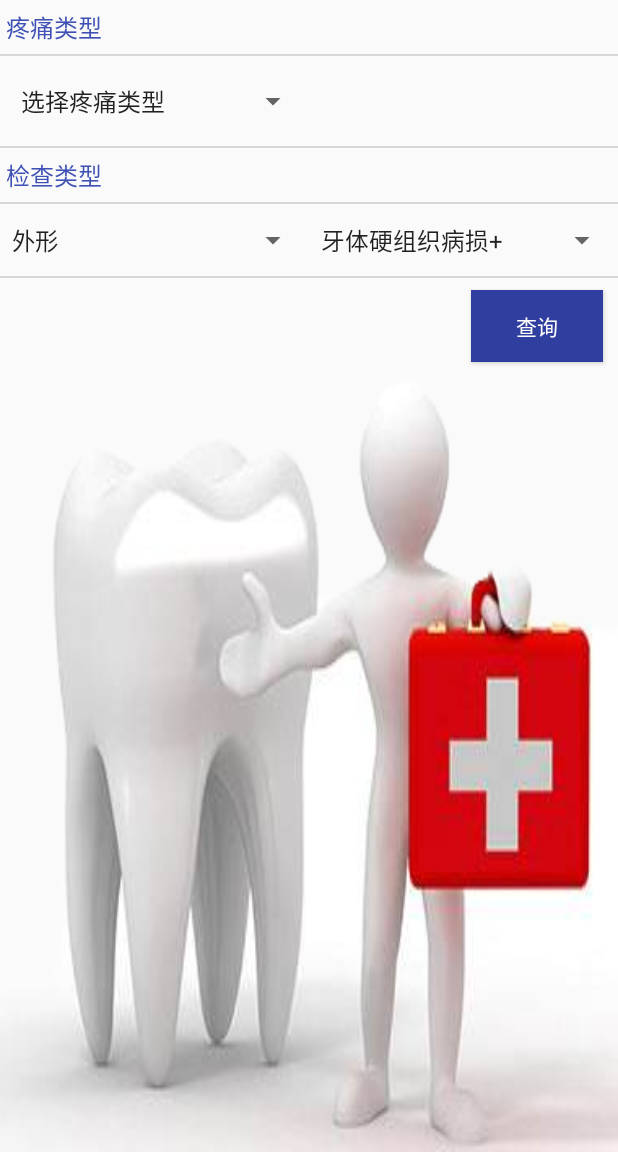
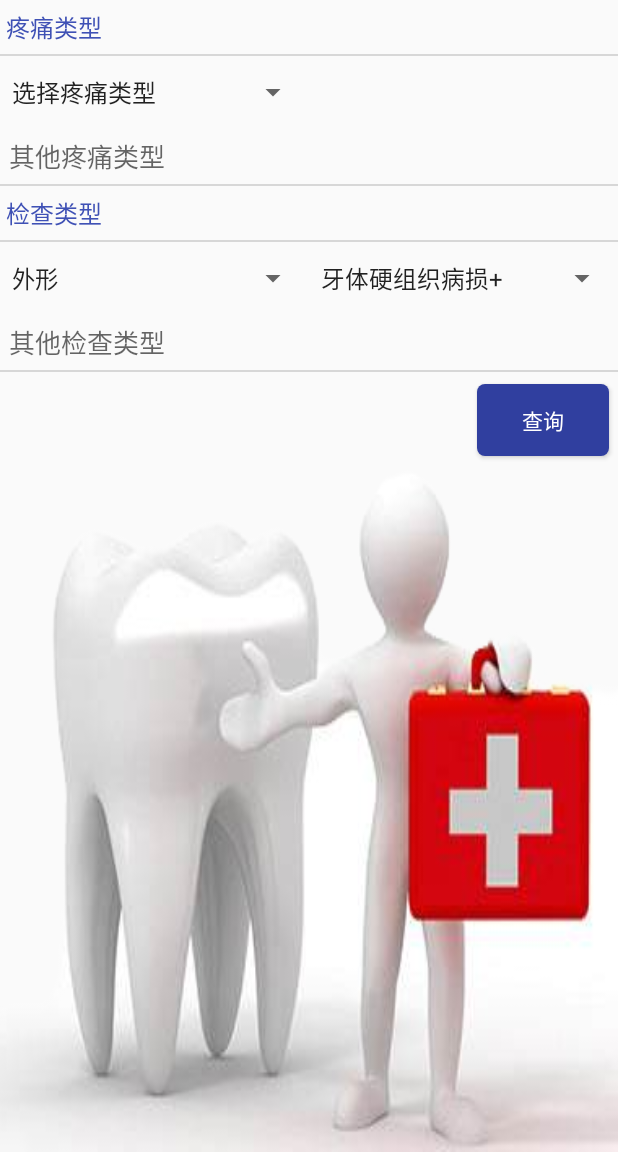
Before and after one commit to xingyiyang/Tooth, an Android app: the screen it shows after launch (MainActivity), on a phone screen of 412 x 824 dp, the part 84-1236 px from its top. Run offline under Robolectric (Android 15) with nearby library versions, the phone set to English and light mode, and no system bars.

Commit message:
add keywork search changge seatch button

```diff
--- a/app/src/main/java/com/scu/xing/tooth/ListActivity.java
+++ b/app/src/main/java/com/scu/xing/tooth/ListActivity.java
@@ -67,6 +67,8 @@ public class ListActivity extends AppCompatActivity{
         String jiancha = bundle.getString("jiancha");
         String waixing = bundle.getString("waixing");
         String qita = bundle.getString("qita");
+        String tengtongkeyword = bundle.getString("tengtongkeyword");
+        String jianchakeyword = bundle.getString("jianchakeyword");
 
         textView_tengtong = (TextView)findViewById(R.id.textView_tengtong);
         textView_jiancha = (TextView)findViewById(R.id.textView_jiancha);
@@ -78,6 +80,9 @@ public class ListActivity extends AppCompatActivity{
         if(tengtong1.equals("激发痛+") && tengtong2!=null){
             textView_tengtong.setText(textView_tengtong.getText()+" / "+tengtong2);
         }
+        if(tengtongkeyword!=null){
+            textView_tengtong.setText(textView_tengtong.getText()+" / "+tengtongkeyword);
+        }
 
         textView_jiancha.setText("检查类型：");
         if(jiancha.equals("外形")){
@@ -86,6 +91,9 @@ public class ListActivity extends AppCompatActivity{
         if(jiancha.equals("其他")){
             textView_jiancha.setText(textView_jiancha.getText()+jiancha+" / "+qita);
         }
+        if(jianchakeyword!=null){
+            textView_jiancha.setText(textView_jiancha.getText()+" / "+jianchakeyword);
+        }
 
     }
 
--- a/app/src/main/java/com/scu/xing/tooth/MainActivity.java
+++ b/app/src/main/java/com/scu/xing/tooth/MainActivity.java
@@ -9,16 +9,20 @@ import android.view.Menu;
 import android.view.MenuItem;
 import android.view.View;
 import android.widget.AdapterView;
+import android.widget.EditText;
 import android.widget.Spinner;
+import android.widget.TextView;
 import android.widget.Toast;
 
 public class MainActivity extends AppCompatActivity {
 
     private Spinner sp_tengtong1;  //疼痛第一级
     private Spinner sp_tengtong2;  //疼痛第二级
+    private EditText editText_tengtong;  //疼痛的关键字
     private Spinner sp_jiancha;          //检查第一级
     private Spinner sp_jianchawaixing;   //检查第二级 外形
     private Spinner sp_jianchaqita;      //检查第二级 其他
+    private EditText editText_jiancha;   //检查的关键字
     Bundle bundle = new Bundle();        //把选中的参数传到第二页面
 
     @Override
@@ -69,6 +73,8 @@ public class MainActivity extends AppCompatActivity {
             }
         });
 
+        //疼痛的关键字
+        editText_tengtong = (EditText)findViewById(R.id.edt_tengtong);
 
         //初始化检查第一级列表，监听列表
         sp_jiancha = (Spinner)findViewById(R.id.spinner_jiancha);
@@ -87,7 +93,6 @@ public class MainActivity extends AppCompatActivity {
                 }
                 String str_jiancha = (String)sp_jiancha.getSelectedItem();
                 bundle.putString("jiancha",str_jiancha);
-                Log.d("spinner", str_jiancha);
             }
 
             @Override
@@ -103,7 +108,6 @@ public class MainActivity extends AppCompatActivity {
             public void onItemSelected(AdapterView<?> adapterView, View view, int i, long l) {
                 String str_waixing = (String)sp_jianchawaixing.getSelectedItem();
                 bundle.putString("waixing",str_waixing);
-                Log.d("spinner", str_waixing);
             }
 
             @Override
@@ -119,7 +123,6 @@ public class MainActivity extends AppCompatActivity {
             public void onItemSelected(AdapterView<?> adapterView, View view, int i, long l) {
                 String str_qita = (String)sp_jianchaqita.getSelectedItem();
                 bundle.putString("qita",str_qita);
-                Log.d("spinner", str_qita);
             }
 
             @Override
@@ -128,12 +131,16 @@ public class MainActivity extends AppCompatActivity {
             }
         });
 
-        //
+        //检查的关键字
+        editText_jiancha = (EditText)findViewById(R.id.edt_jiancha);
+
+        //查询的监听
         findViewById(R.id.button_chaxuan).setOnClickListener(new View.OnClickListener() {
             @Override
             public void onClick(View view) {
                 if(sp_tengtong1.getSelectedItemPosition()!=0){
 
+                    getKeyword();
                     Toast.makeText(MainActivity.this,"查询",Toast.LENGTH_SHORT).show();
                     Intent intent = new Intent(MainActivity.this,ListActivity.class);
                     intent.putExtras(bundle);
@@ -167,7 +174,20 @@ public class MainActivity extends AppCompatActivity {
     public void closeAllSpinner(){
 
         sp_tengtong1.setSelection(0);
+        sp_tengtong2.setSelection(0);
         sp_jiancha.setSelection(0);
+        sp_jianchawaixing.setSelection(0);
+        sp_jianchaqita.setSelection(0);
+    }
+
+    //获取输入的关键字
+    public void getKeyword(){
+        if(editText_tengtong.getText()!=null){
+            bundle.putString("tengtongkeyword",editText_tengtong.getText().toString());
+        }
+        if(editText_jiancha.getText()!=null){
+            bundle.putString("jianchakeyword",editText_jiancha.getText().toString());
+        }
     }
 
     /**
--- a/app/src/main/res/drawable/background_color.xml
+++ b/app/src/main/res/drawable/background_color.xml
@@ -1,7 +1,17 @@
 <?xml version="1.0" encoding="utf-8"?>
 <selector xmlns:android="http://schemas.android.com/apk/res/android">
-    <item android:drawable="@drawable/clr_normal"
-        android:state_pressed="false"/>
-    <item android:drawable="@drawable/clr_pressed"
-        android:state_pressed="true"/>
+    <!--<item android:drawable="@drawable/clr_normal"-->
+        <!--android:state_pressed="false"/>-->
+    <!--<item android:drawable="@drawable/clr_pressed"-->
+        <!--android:state_pressed="true"/>-->
+    <item android:state_pressed="true"><shape>
+        <solid android:color="@color/colorweakblue" />
+
+        <corners android:radius="5dp" />
+    </shape></item>
+
+    <item><shape>
+        <solid android:color="@color/colorPrimaryDark" />
+        <corners android:radius="5dp" />
+    </shape></item>
 </selector>
--- /dev/null
+++ b/app/src/main/res/drawable/color_cursor.xml
@@ -0,0 +1,6 @@
+<?xml version="1.0" encoding="utf-8"?>
+<shape xmlns:android="http://schemas.android.com/apk/res/android">
+
+    <size android:width="2dp" />
+    <solid android:color="#3F51B5"  />
+</shape>
--- a/app/src/main/res/layout/activity_main2.xml
+++ b/app/src/main/res/layout/activity_main2.xml
@@ -23,15 +23,16 @@
     </android.support.design.widget.AppBarLayout>
 
     <TextView
+        android:id="@+id/textView"
         android:layout_width="match_parent"
         android:layout_height="wrap_content"
+        android:paddingBottom="6dp"
+        android:paddingEnd="4dp"
+        android:paddingStart="4dp"
+        android:paddingTop="6dp"
         android:text="@string/shouye_tengtong"
-        android:textSize="16sp"
-        android:paddingTop="6dp"
-        android:paddingBottom="6dp"
-        android:paddingStart="4dp"
-        android:paddingEnd="4dp"
-        android:textColor="@color/colorPrimary"/>
+        android:textColor="@color/colorPrimary"
+        android:textSize="16sp" />
 
     <View
         android:layout_width="match_parent"
@@ -42,7 +43,7 @@
         android:layout_width="match_parent"
         android:layout_height="wrap_content"
         android:orientation="horizontal"
-        android:padding="6dp">
+        >
 
         <Spinner
             android:id="@+id/spinner_tengtong1"
@@ -58,7 +59,23 @@
             android:entries="@array/jifatong"
             android:layout_weight="1"/>
 
+
+
     </LinearLayout>
+
+    <EditText
+        android:id="@+id/edt_tengtong"
+        android:layout_width="match_parent"
+        android:layout_height="wrap_content"
+        android:inputType="textPersonName"
+        android:hint="@string/edit_tengtong"
+        android:background="@null"
+        android:paddingTop="5dp"
+        android:paddingBottom="5dp"
+        android:paddingStart="6dp"
+        android:paddingEnd="6dp"
+        android:textSize="17sp"
+        android:textCursorDrawable="@drawable/color_cursor"/>
 
     <View
         android:layout_width="match_parent"
@@ -110,6 +127,20 @@
 
     </LinearLayout>
 
+    <EditText
+        android:id="@+id/edt_jiancha"
+        android:layout_width="match_parent"
+        android:layout_height="wrap_content"
+        android:inputType="textPersonName"
+        android:hint="@string/edit_jiancha"
+        android:background="@null"
+        android:paddingTop="5dp"
+        android:paddingBottom="5dp"
+        android:paddingStart="6dp"
+        android:paddingEnd="6dp"
+        android:textSize="17sp"
+        android:textCursorDrawable="@drawable/color_cursor"/>
+
     <View
         android:layout_width="match_parent"
         android:layout_height="1dp"
@@ -124,12 +155,13 @@
         android:text="@string/shouye_chaxuan"
         android:layout_gravity="end"
         android:layout_marginTop="8dp"
-        android:layout_marginEnd="10dp" />
+        android:layout_marginEnd="6dp" />
 
     <ImageView
         android:layout_width="match_parent"
         android:layout_height="0dp"
         android:layout_weight="1"
-        android:background="@mipmap/backgoun"/>
+        android:background="@mipmap/backgoun"
+        android:contentDescription="@string/app_name"/>
 
 </LinearLayout>
--- a/app/src/main/res/values/colors.xml
+++ b/app/src/main/res/values/colors.xml
@@ -1,6 +1,7 @@
 <?xml version="1.0" encoding="utf-8"?>
 <resources>
     <color name="colorPrimary">#3F51B5</color>
+    <color name="colorweakblue">#4661b3</color>
     <color name="colorPrimaryDark">#303F9F</color>
     <color name="colorAccent">#FF4081</color>
     <color name="colorwhite">#fff</color>
--- a/app/src/main/res/values/strings.xml
+++ b/app/src/main/res/values/strings.xml
@@ -6,6 +6,8 @@
     <string name="shouye_chongzhi">重置</string>
     <string name="fanhui">返回</string>
     <string name="jifatongjia">激发痛+</string>
+    <string name="edit_tengtong">其他疼痛类型</string>
+    <string name="edit_jiancha">其他检查类型</string>
 
     <string-array name="tengtong">
         <item>选择疼痛类型</item>
```
